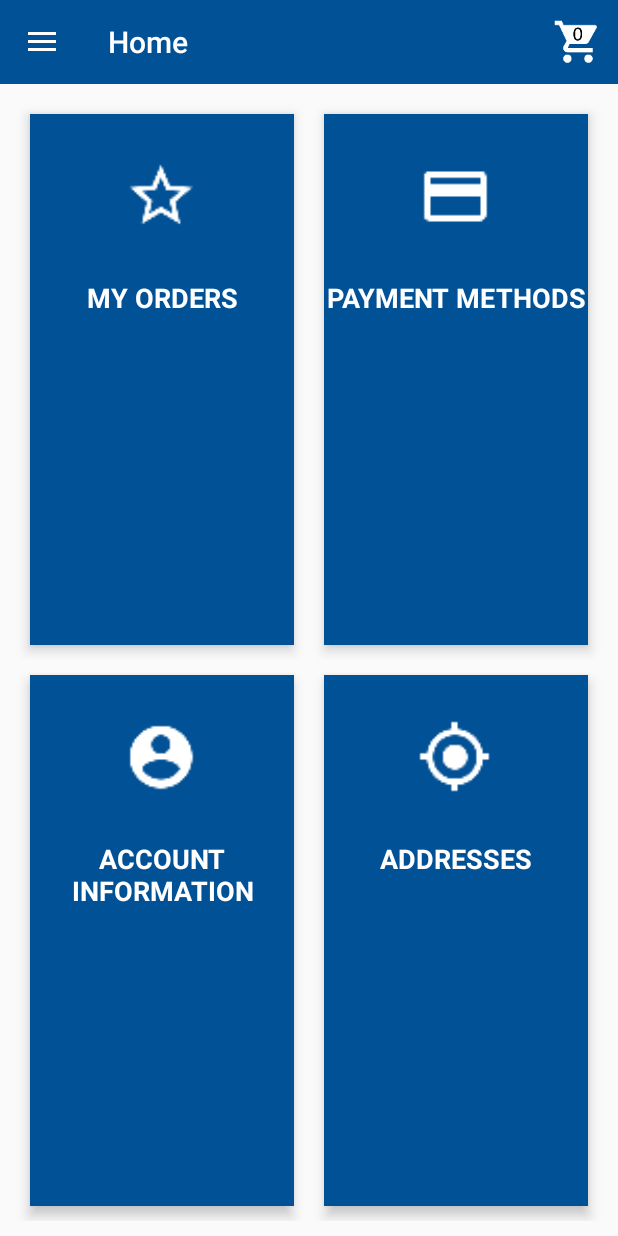
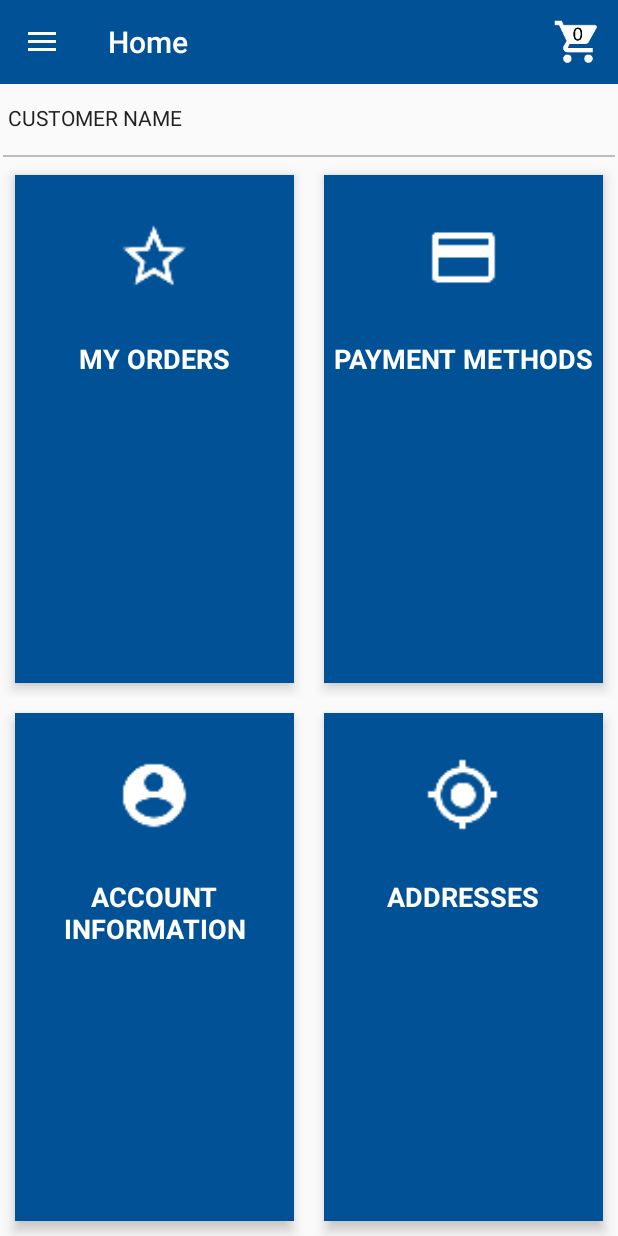
Before and after one commit to AlexandreStelzig/VideoGameShopApplication, an Android app: the fragment AccountFragment placed in its activity, on a phone screen of 412 x 824 dp. Run offline under Robolectric (Android 15) with nearby library versions, the phone set to English and light mode, and no system bars; libraries missing offline, so code that uses them is left out: com.synnapps.carouselview; 15 statements that could not run were skipped.

Commit message:
optimized results

```diff
--- a/app/src/main/AndroidManifest.xml
+++ b/app/src/main/AndroidManifest.xml
@@ -11,7 +11,9 @@
         android:label="@string/app_name"
         android:roundIcon="@mipmap/ic_launcher_round"
         android:supportsRtl="true"
+        android:largeHeap="true"
         android:theme="@style/AppTheme">
+
 
         <activity
             android:name=".MainActivity"
--- a/app/src/main/java/a7967917_7698299/videogameshopapplication/fragments/HomeFragment.java
+++ b/app/src/main/java/a7967917_7698299/videogameshopapplication/fragments/HomeFragment.java
@@ -204,9 +204,9 @@ public class HomeFragment extends Fragment {
 
 
             if (consoleImageList.isEmpty() || gameImageList.isEmpty() || recommendedImageList.isEmpty()) {
-                gameList = databaseManager.getXNumberItem(5, ItemVariables.TYPE.GAME);
-                consoleList = databaseManager.getXNumberItem(5, ItemVariables.TYPE.CONSOLE);
-                recommendedList = databaseManager.getXNumberItemRandom(5);
+                gameList = databaseManager.getXNumberItem(3, ItemVariables.TYPE.GAME);
+                consoleList = databaseManager.getXNumberItem(3, ItemVariables.TYPE.CONSOLE);
+                recommendedList = databaseManager.getXNumberItemRandom(3);
 
 
                 for (int gameCounter = 0; gameCounter < gameList.size(); gameCounter++) {
--- a/app/src/main/java/a7967917_7698299/videogameshopapplication/fragments/ResultsFragment.java
+++ b/app/src/main/java/a7967917_7698299/videogameshopapplication/fragments/ResultsFragment.java
@@ -13,16 +13,12 @@ import android.view.View;
 import android.view.ViewGroup;
 import android.widget.BaseAdapter;
 import android.widget.Button;
-import android.widget.EditText;
 import android.widget.ImageView;
 import android.widget.ListView;
 import android.widget.ProgressBar;
 import android.widget.SearchView;
 import android.widget.TextView;
 
-import java.io.IOException;
-import java.io.InputStream;
-import java.net.MalformedURLException;
 import java.util.ArrayList;
 import java.util.List;
 
@@ -31,7 +27,6 @@ import a7967917_7698299.videogameshopapplication.R;
 import a7967917_7698299.videogameshopapplication.database.DatabaseManager;
 import a7967917_7698299.videogameshopapplication.helper.Helper;
 import a7967917_7698299.videogameshopapplication.helper.ImageLoader;
-import a7967917_7698299.videogameshopapplication.model.Console;
 import a7967917_7698299.videogameshopapplication.model.Item;
 import a7967917_7698299.videogameshopapplication.model.ItemImage;
 import a7967917_7698299.videogameshopapplication.model.VideoGame;
@@ -177,22 +172,22 @@ public class ResultsFragment extends Fragment {
 
 
         if (filterByConsole) {
-            if(consoleToFilter == null){
+            if (consoleToFilter == null) {
                 text += ": ALL CONSOLES";
-            }else{
+            } else {
                 text += ": " + consoleToFilter.toString() + " consoles";
             }
         } else if (filterGamesByConsole) {
-            if(gameByConsoleToFilter == null){
+            if (gameByConsoleToFilter == null) {
                 text += ": ALL GAMES";
-            }else{
+            } else {
                 text += ": " + gameByConsoleToFilter.toString() + " games";
             }
 
         } else if (filterGamesByCategory) {
-            if(gameByCategoryFilter == null){
+            if (gameByCategoryFilter == null) {
                 text += ": ALL GAMES";
-            }else{
+            } else {
                 text += ": " + gameByCategoryFilter.toString();
             }
         } else {
@@ -224,7 +219,8 @@ public class ResultsFragment extends Fragment {
         filterGamesByCategory = false;
         filterBySearchViewQuery = false;
 
-        gameByConsoleToFilter = consoleToFilterBy;;
+        gameByConsoleToFilter = consoleToFilterBy;
+        ;
     }
 
     public void setFilterGamesByCategory(VideoGameVariables.CATEGORY categoryToFilterBy) {
@@ -345,10 +341,9 @@ public class ResultsFragment extends Fragment {
 
             }
 
-            holder.imageView.setImageBitmap(BitmapFactory.decodeResource(getContext().getResources(),
-                    R.drawable.loading));
-
-            if (position < imagesURLList.size() && cachedImages[position] == null)
+            if (position < imagesURLList.size() && cachedImages[position] == null) {
+                holder.imageView.setImageBitmap(BitmapFactory.decodeResource(getContext().getResources(),
+                        R.drawable.loading));
                 new ImageLoader(holder.imageView, new ImageLoader.AsyncResponse() {
                     @Override
                     public void processFinish(Bitmap output) {
@@ -356,7 +351,7 @@ public class ResultsFragment extends Fragment {
                         cachedImages[position] = output;
                     }
                 }).execute(imagesURLList.get(position));
-            else
+            } else
                 holder.imageView.setImageBitmap(cachedImages[position]);
 
             rowView.setBackground(ContextCompat.getDrawable(getContext(), R.drawable.ripple_normal));
@@ -386,23 +381,23 @@ public class ResultsFragment extends Fragment {
 
             if (filterByConsole) {
 
-                if(consoleToFilter == null){
+                if (consoleToFilter == null) {
                     itemList = databaseManager.getAllConsoles();
-                }else{
+                } else {
                     itemList = databaseManager.getConsolesByType(consoleToFilter);
                 }
 
             } else if (filterGamesByConsole) {
-                if(gameByConsoleToFilter == null){
+                if (gameByConsoleToFilter == null) {
                     itemList = databaseManager.getAllGames();
-                }else{
+                } else {
                     itemList = databaseManager.getGamesFromConsoleType(gameByConsoleToFilter);
                 }
 
             } else if (filterGamesByCategory) {
-                if(gameByCategoryFilter == null){
+                if (gameByCategoryFilter == null) {
                     itemList = databaseManager.getAllGames();
-                }else{
+                } else {
                     itemList = databaseManager.getGamesByCategory(gameByCategoryFilter);
                 }
             } else {
@@ -448,7 +443,7 @@ public class ResultsFragment extends Fragment {
             customListAdapter.notifyDataSetChanged();
             progressBar.setVisibility(View.GONE);
 
-            if(!filterBySearchViewQuery)
+            if (!filterBySearchViewQuery)
                 searchView.setQuery("", false);
 
             if (itemList.isEmpty()) {
@@ -465,7 +460,6 @@ public class ResultsFragment extends Fragment {
             setNumberOfResults();
 
 
-
             loading = false;
 
         }
--- a/app/src/main/res/layout/custom_layout_item_listview.xml
+++ b/app/src/main/res/layout/custom_layout_item_listview.xml
@@ -126,7 +126,7 @@
                 android:maxLines="1"
                 android:textColor="@color/primaryText"
                 android:clickable="true"
-                android:textSize="@dimen/text_title"
+                android:textSize="@dimen/text_normal"
                 android:layout_gravity="center"/>
 
 
--- a/app/src/main/res/layout/fragment_account.xml
+++ b/app/src/main/res/layout/fragment_account.xml
@@ -2,8 +2,35 @@
     android:layout_width="match_parent"
     android:layout_height="match_parent"
     android:clickable="true"
-    android:orientation="vertical"
-    android:padding="10dp">
+    android:orientation="vertical">
+
+
+    <LinearLayout
+        android:layout_width="match_parent"
+        android:layout_height="45dp"
+        android:orientation="horizontal"
+        android:padding="5dp">
+
+        <TextView
+            android:id="@+id/fragment_account_customer_name"
+            android:layout_width="match_parent"
+            android:layout_height="match_parent"
+            android:layout_weight="1"
+            android:ellipsize="end"
+            android:gravity="center_vertical"
+            android:maxLines="1"
+            android:text="CUSTOMER NAME"
+            android:textColor="@color/primaryText"
+            android:textSize="@dimen/text_small" />
+
+
+    </LinearLayout>
+
+    <View
+        android:layout_width="match_parent"
+        android:layout_height="1dp"
+        android:layout_margin="2dp"
+        android:background="@color/colorDivider" />
 
     <LinearLayout
         android:layout_width="match_parent"
--- a/app/src/main/res/layout/fragment_order_list.xml
+++ b/app/src/main/res/layout/fragment_order_list.xml
@@ -6,7 +6,7 @@
 
     <LinearLayout
         android:layout_width="match_parent"
-        android:layout_height="35dp"
+        android:layout_height="45dp"
         android:orientation="horizontal"
         android:padding="5dp">
 
```
